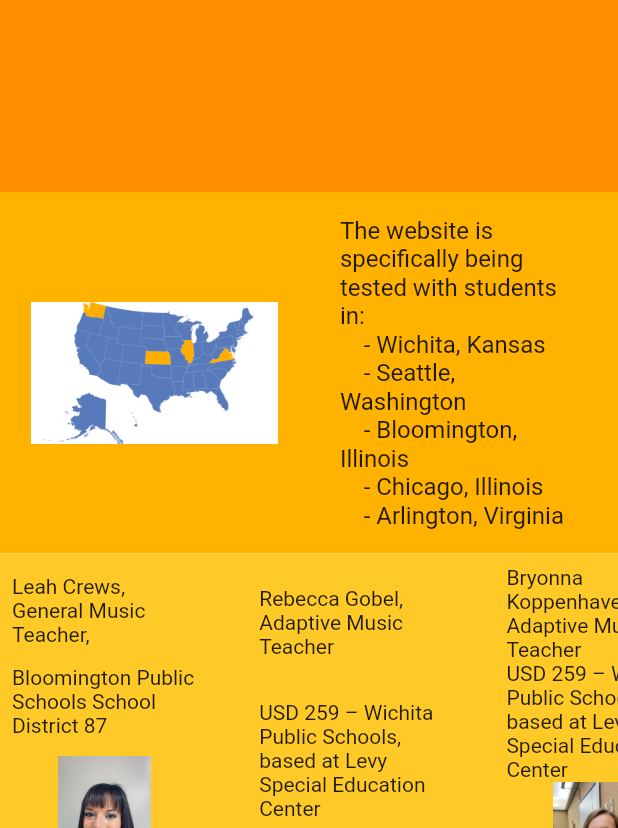
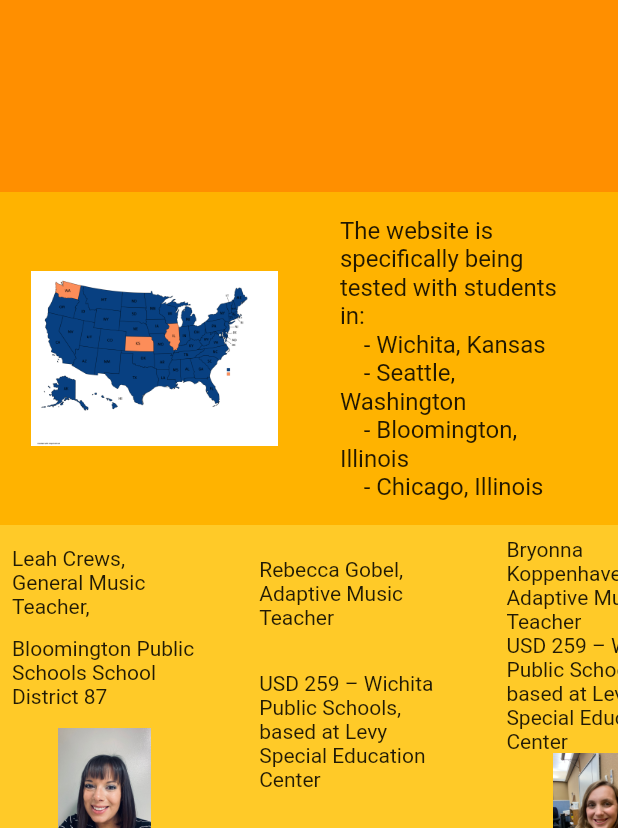
Before and after one commit to whatthemehek/about_page, a Flutter app: the WhatPage screen opened by its route, after a tap on "WHERE", on a phone screen of 412 x 824 dp, the part 408-1236 px from its top. Run offline on Flutter 3.47's test engine with Material 2 defaults, Android fonts, the phone set to English and light mode, and no system bars; our stand-ins replace youtube_player_iframe; missing offline and left inert: gooey_carousel.

Commit message:
removing arlington

```diff
--- a/lib/what.dart
+++ b/lib/what.dart
@@ -19,7 +19,8 @@ class WhatPage extends StatelessWidget{
     double width = MediaQuery.of(context).size.width;
     return Scaffold(
       appBar: MyAppBar(),
-      body: ListView (
+      body: Scrollbar(
+        child: ListView (
           children: <Widget>[
             Container(
               height: 300,
@@ -132,6 +133,7 @@ class WhatPage extends StatelessWidget{
   //          ),
           ],
         ),
+      )
     );
   }
 }
--- a/lib/where.dart
+++ b/lib/where.dart
@@ -54,8 +54,7 @@ class WherePage extends StatelessWidget{
                                 "\n    - Wichita, Kansas "
                                 "\n    - Seattle, Washington"
                                 "\n    - Bloomington, Illinois"
-                                "\n    - Chicago, Illinois"
-                                "\n    - Arlington, Virginia",
+                                "\n    - Chicago, Illinois",
                                 textAlign: TextAlign.left,
                                 style: TextStyle(
                                   fontSize: 16,
```
Also changed, not shown: graphics/Usage-Map.png, 3 other files. Lines whose indentation alone changed are shown as unchanged.
